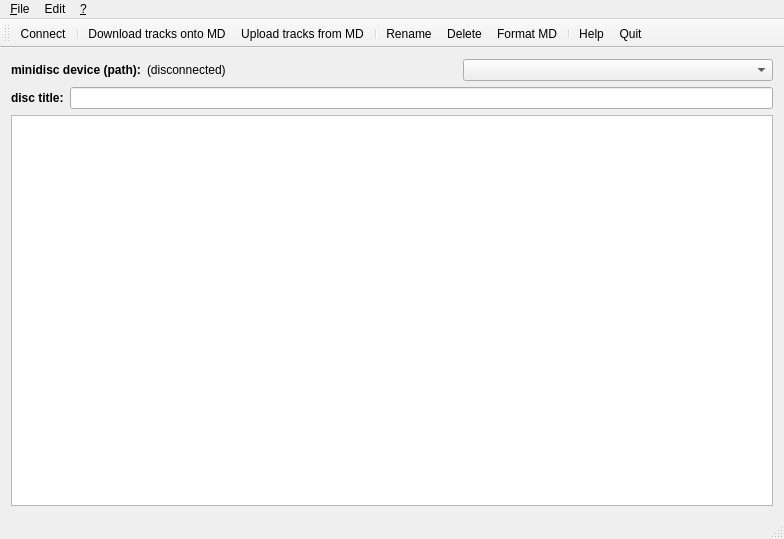
Before: the Qt Designer form qhimdtransfer/qhimdmainwindow.ui in linux-minidisc/linux-minidisc, drawn with Qt 5.
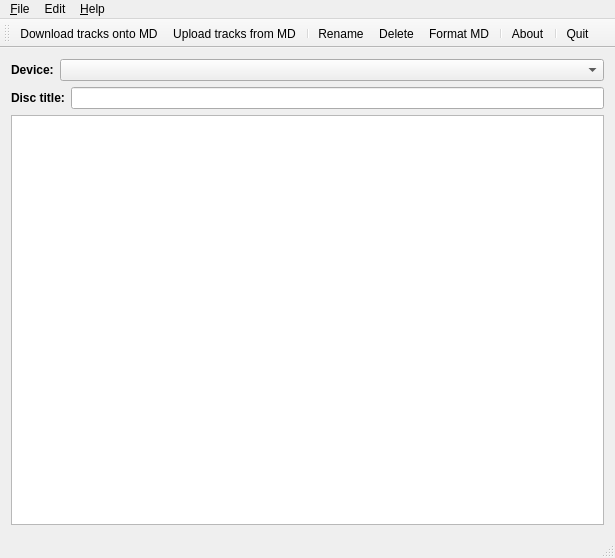
After: the same form once the commit is applied. Icons and pictures are not drawn.

What changed in the file:
```diff
--- a/qhimdtransfer/qhimdmainwindow.ui
+++ b/qhimdtransfer/qhimdmainwindow.ui
@@ -6,8 +6,8 @@
    <rect>
     <x>0</x>
     <y>0</y>
-    <width>784</width>
-    <height>539</height>
+    <width>615</width>
+    <height>558</height>
    </rect>
   </property>
   <property name="windowTitle">
@@ -25,7 +25,7 @@
     <item>
      <layout class="QVBoxLayout" name="verticalLayout_4">
       <item>
-       <layout class="QHBoxLayout" name="horizontalLayout" stretch="0,1,1">
+       <layout class="QHBoxLayout" name="horizontalLayout" stretch="0,1">
         <item>
          <widget class="QLabel" name="himd_mountpoint">
           <property name="font">
@@ -35,14 +35,7 @@
            </font>
           </property>
           <property name="text">
-           <string>&lt;html&gt;&lt;head/&gt;&lt;body&gt;&lt;p&gt;minidisc device (path):&lt;/p&gt;&lt;/body&gt;&lt;/html&gt;</string>
-          </property>
-         </widget>
-        </item>
-        <item>
-         <widget class="QLabel" name="himdpath">
-          <property name="text">
-           <string>(disconnected)</string>
+           <string>&lt;html&gt;&lt;head/&gt;&lt;body&gt;&lt;p&gt;Device:&lt;/p&gt;&lt;/body&gt;&lt;/html&gt;</string>
           </property>
          </widget>
         </item>
@@ -56,7 +49,7 @@
         <item>
          <widget class="QLabel" name="disc_title_text">
           <property name="text">
-           <string>&lt;html&gt;&lt;head/&gt;&lt;body&gt;&lt;p&gt;&lt;span style=&quot; font-weight:600;&quot;&gt;disc title:&lt;/span&gt;&lt;/p&gt;&lt;/body&gt;&lt;/html&gt;</string>
+           <string>&lt;html&gt;&lt;head/&gt;&lt;body&gt;&lt;p&gt;&lt;span style=&quot; font-weight:600;&quot;&gt;Disc title:&lt;/span&gt;&lt;/p&gt;&lt;/body&gt;&lt;/html&gt;</string>
           </property>
          </widget>
         </item>
@@ -96,7 +89,7 @@
     <rect>
      <x>0</x>
      <y>0</y>
-     <width>784</width>
+     <width>615</width>
      <height>22</height>
     </rect>
    </property>
@@ -116,7 +109,7 @@
    </widget>
    <widget class="QMenu" name="menu">
     <property name="title">
-     <string>&amp;?</string>
+     <string>&amp;Help</string>
     </property>
     <addaction name="action_Help"/>
     <addaction name="action_About"/>
@@ -143,8 +136,6 @@
    <attribute name="toolBarBreak">
     <bool>false</bool>
    </attribute>
-   <addaction name="action_Connect"/>
-   <addaction name="separator"/>
    <addaction name="action_Download"/>
    <addaction name="action_Upload"/>
    <addaction name="separator"/>
@@ -152,7 +143,8 @@
    <addaction name="action_Delete"/>
    <addaction name="action_Format"/>
    <addaction name="separator"/>
-   <addaction name="action_Help"/>
+   <addaction name="action_About"/>
+   <addaction name="separator"/>
    <addaction name="action_Quit"/>
   </widget>
   <action name="action_Download">
@@ -194,15 +186,6 @@
     <string>D&amp;elete</string>
    </property>
   </action>
-  <action name="action_Help">
-   <property name="icon">
-    <iconset resource="icons.qrc">
-     <normaloff>:/icons/help.png</normaloff>:/icons/help.png</iconset>
-   </property>
-   <property name="text">
-    <string>&amp;Help</string>
-   </property>
-  </action>
   <action name="action_About">
    <property name="icon">
     <iconset resource="icons.qrc">
@@ -233,15 +216,6 @@
     <string>&amp;Quit</string>
    </property>
   </action>
-  <action name="action_Connect">
-   <property name="icon">
-    <iconset resource="icons.qrc">
-     <normaloff>:/icons/connect.png</normaloff>:/icons/connect.png</iconset>
-   </property>
-   <property name="text">
-    <string>&amp;Connect</string>
-   </property>
-  </action>
  </widget>
  <layoutdefault spacing="6" margin="11"/>
  <resources>
```
Left out of the diff: 2 changed lines with no effect on the pictures.
